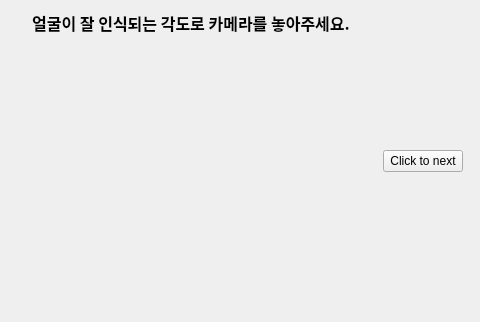
This is camsetpage.ui in veda-team4/DMS as Qt 5 draws it before an edit. The edited form follows.
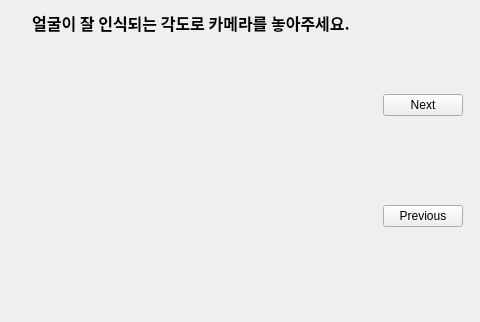
This is the edited form.

```diff
--- a/camsetpage.ui
+++ b/camsetpage.ui
@@ -99,12 +99,25 @@
       <widget class="QPushButton" name="nextButton">
        <property name="maximumSize">
         <size>
-         <width>100</width>
+         <width>80</width>
          <height>16777215</height>
         </size>
        </property>
        <property name="text">
-        <string>Click to next</string>
+        <string>Next</string>
+       </property>
+      </widget>
+     </item>
+     <item alignment="Qt::AlignHCenter">
+      <widget class="QPushButton" name="previousButton">
+       <property name="maximumSize">
+        <size>
+         <width>80</width>
+         <height>16777215</height>
+        </size>
+       </property>
+       <property name="text">
+        <string>Previous</string>
        </property>
       </widget>
      </item>
```
